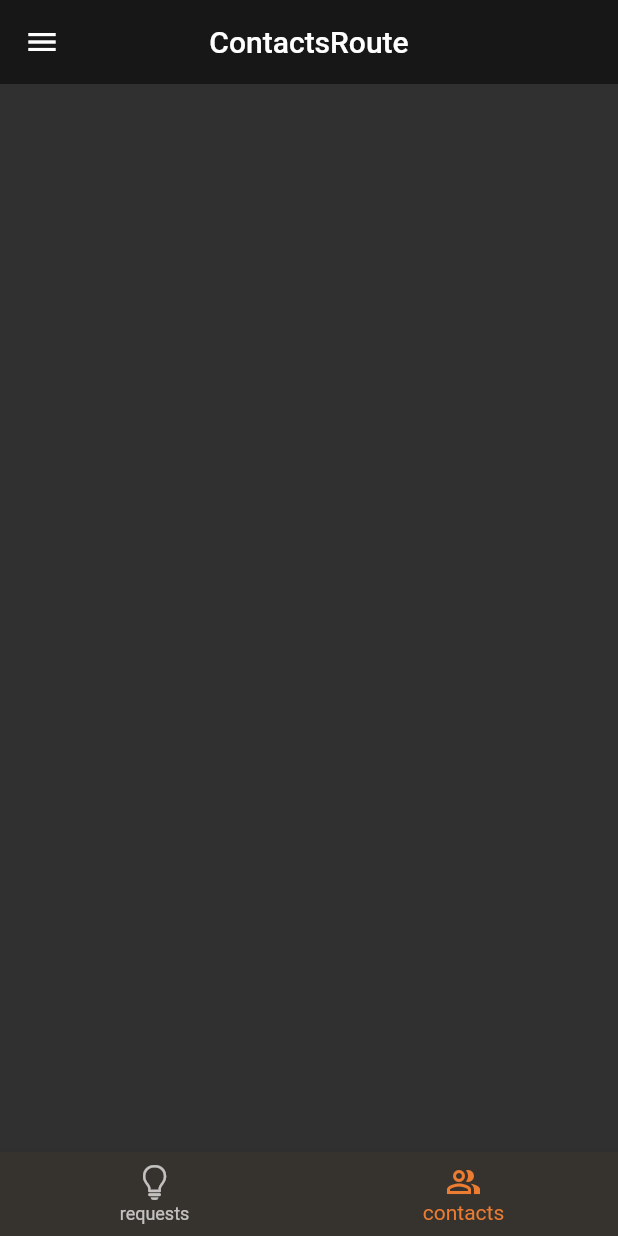
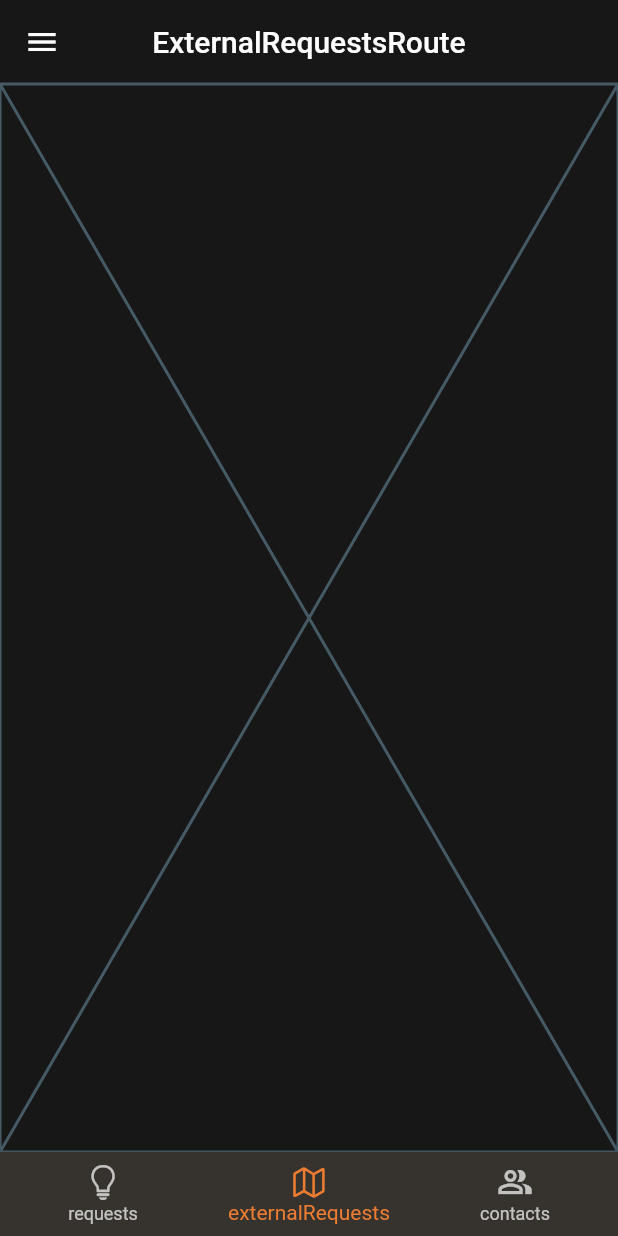
Before and after one commit to EgorP51/local-connect, a Flutter app: the screen it shows after launch, item 2 of the bottom bar chosen, on a phone screen of 412 x 824 dp. Run offline on Flutter 3.47's test engine with Material 2 defaults, Android fonts, the phone set to English and light mode, and no system bars; our stand-ins replace auto_route, bloc, equatable, flutter_bloc, gap; generated files the repository leaves out were written again.

Commit message:
add external_requests tab

```diff
--- a/lib/core/navigation/app_router.dart
+++ b/lib/core/navigation/app_router.dart
@@ -1,8 +1,9 @@
 import 'package:auto_route/auto_route.dart';
 import 'package:local_connect/features/contacts/presentation/pages/contacts_page.dart';
+import 'package:local_connect/features/external_requests/presentation/pages/external_requests_page.dart';
 import 'package:local_connect/features/home/home_page.dart';
-import 'package:local_connect/features/requests/presentation/pages/new_request_page.dart';
-import 'package:local_connect/features/requests/presentation/pages/requests_page.dart';
+import 'package:local_connect/features/my_requests/presentation/pages/new_request_page.dart';
+import 'package:local_connect/features/my_requests/presentation/pages/requests_page.dart';
 
 part 'app_router.gr.dart';
 
@@ -21,11 +22,19 @@ class AppRouter extends _$AppRouter {
             path: 'requests',
           ),
           AutoRoute(
+            page: ExternalRequestsRoute.page,
+            path: 'external_requests',
+          ),
+          AutoRoute(
             page: ContactsRoute.page,
             path: 'contacts',
           ),
         ],
       ),
+      AutoRoute(
+        page: NewRequestRoute.page,
+        path: '/new_request',
+      ),
     ];
   }
 }
--- /dev/null
+++ b/lib/features/external_requests/presentation/manager/external_requests_event.dart
@@ -0,0 +1,5 @@
+part of 'external_requests_bloc.dart';
+
+abstract class ExternalRequestsEvent extends Equatable {
+  const ExternalRequestsEvent();
+}
--- /dev/null
+++ b/lib/features/external_requests/presentation/pages/external_requests_page.dart
@@ -0,0 +1,13 @@
+import 'package:auto_route/auto_route.dart';
+import 'package:flutter/material.dart';
+import 'package:local_connect/features/external_requests/presentation/widgets/external_requests_widget.dart';
+
+@RoutePage()
+class ExternalRequestsPage extends StatelessWidget {
+  const ExternalRequestsPage({super.key});
+
+  @override
+  Widget build(BuildContext context) {
+    return const ExternalRequestsWidget();
+  }
+}
--- /dev/null
+++ b/lib/features/external_requests/presentation/widgets/external_requests_widget.dart
@@ -0,0 +1,10 @@
+import 'package:flutter/material.dart';
+
+class ExternalRequestsWidget extends StatelessWidget {
+  const ExternalRequestsWidget({super.key});
+
+  @override
+  Widget build(BuildContext context) {
+    return const Placeholder();
+  }
+}
--- a/lib/features/home/home_page.dart
+++ b/lib/features/home/home_page.dart
@@ -13,6 +13,7 @@ class HomePage extends StatelessWidget {
     return AutoTabsRouter.pageView(
       routes: const [
         RequestsRoute(),
+        ExternalRequestsRoute(),
         ContactsRoute(),
       ],
       builder: (context, child, _) {
@@ -41,6 +42,12 @@ class HomePage extends StatelessWidget {
                 ),
               ),
               BottomNavigationBarItem(
+                label: 'externalRequests',
+                icon: Icon(
+                  CupertinoIcons.map,
+                ),
+              ),
+              BottomNavigationBarItem(
                 label: 'contacts',
                 icon: Icon(
                   Icons.people_alt_outlined,
--- a/lib/features/requests/presentation/pages/new_request_page.dart
+++ b/lib/features/my_requests/presentation/pages/new_request_page.dart
@@ -1,6 +1,6 @@
 import 'package:auto_route/auto_route.dart';
 import 'package:flutter/material.dart';
-import 'package:local_connect/features/requests/presentation/widgets/new_request_widget.dart';
+import 'package:local_connect/features/my_requests/presentation/widgets/new_request_widget.dart';
 
 @RoutePage()
 class NewRequestPage extends StatelessWidget {
--- a/lib/features/requests/presentation/pages/requests_page.dart
+++ b/lib/features/my_requests/presentation/pages/requests_page.dart
@@ -1,6 +1,6 @@
 import 'package:auto_route/auto_route.dart';
 import 'package:flutter/material.dart';
-import 'package:local_connect/features/requests/presentation/widgets/requests_widget.dart';
+import 'package:local_connect/features/my_requests/presentation/widgets/requests_widget.dart';
 
 @RoutePage()
 class RequestsPage extends StatelessWidget {
--- a/lib/features/requests/presentation/widgets/new_request_widget.dart
+++ b/lib/features/my_requests/presentation/widgets/new_request_widget.dart
@@ -7,10 +7,11 @@ class NewRequestWidget extends StatelessWidget {
   @override
   Widget build(BuildContext context) {
     return Scaffold(
-      backgroundColor: AppColors.white,
+      backgroundColor: AppColors.black,
       appBar: AppBar(
         backgroundColor: Colors.transparent,
         elevation: 0,
+        centerTitle: true,
         title: const Text(
           'add new request',
           style: TextStyle(
--- a/lib/features/requests/presentation/widgets/requests_widget.dart
+++ b/lib/features/my_requests/presentation/widgets/requests_widget.dart
@@ -32,7 +32,11 @@ class RequestsBody extends StatelessWidget {
           SizedBox.square(
             dimension: 100,
             child: InkWell(
-              onTap: () {},
+              onTap: () {
+                context.router.push(
+                  const NewRequestRoute(),
+                );
+              },
               child: const Icon(
                 CupertinoIcons.add,
                 size: 100,
```
Also changed, not shown: lib/features/external_requests/presentation/manager/external_requests_bloc.dart (added, +15 -0 lines), lib/features/external_requests/presentation/manager/external_requests_state.dart (added, +10 -0 lines), lib/features/my_requests/presentation/manager/requests_bloc.dart (renamed from lib/features/requests/presentation/manager/requests_bloc.dart), lib/features/my_requests/presentation/manager/requests_event.dart (renamed from lib/features/requests/presentation/manager/requests_event.dart), lib/features/my_requests/presentation/manager/requests_state.dart (renamed from lib/features/requests/presentation/manager/requests_state.dart).
